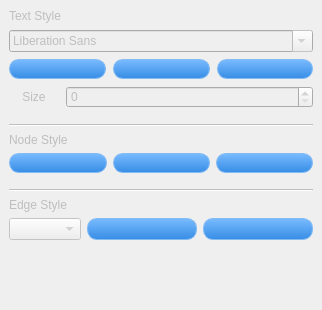
Above: forms/propertytab.ui from babmukgohazo/pmind before the change. Below: the same form after it.
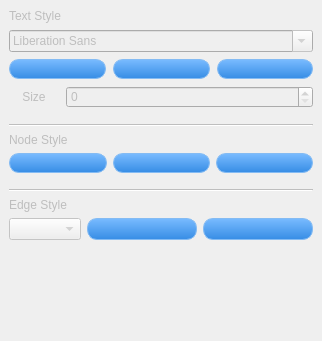
That is the form after the change.

Commit message: FIX: 프로그램 사이즈 조절 및 property tab 사이즈 조절

Diff of the .ui file:
```diff
--- a/forms/propertytab.ui
+++ b/forms/propertytab.ui
@@ -12,26 +12,26 @@
    <rect>
     <x>0</x>
     <y>0</y>
-    <width>280</width>
-    <height>310</height>
+    <width>250</width>
+    <height>341</height>
    </rect>
   </property>
   <property name="sizePolicy">
-   <sizepolicy hsizetype="Preferred" vsizetype="Preferred">
+   <sizepolicy hsizetype="Fixed" vsizetype="Preferred">
     <horstretch>0</horstretch>
     <verstretch>0</verstretch>
    </sizepolicy>
   </property>
   <property name="minimumSize">
    <size>
-    <width>280</width>
-    <height>310</height>
+    <width>250</width>
+    <height>341</height>
    </size>
   </property>
   <property name="maximumSize">
    <size>
     <width>322</width>
-    <height>524287</height>
+    <height>341</height>
    </size>
   </property>
   <property name="styleSheet">
@@ -62,7 +62,7 @@
   </property>
   <widget class="QWidget" name="dockWidgetContents">
    <property name="sizePolicy">
-    <sizepolicy hsizetype="Preferred" vsizetype="Preferred">
+    <sizepolicy hsizetype="Fixed" vsizetype="Preferred">
      <horstretch>0</horstretch>
      <verstretch>0</verstretch>
     </sizepolicy>
```
Left out of the diff: 1 changed line with no effect on the pictures. The commit also changes 1 other file.
